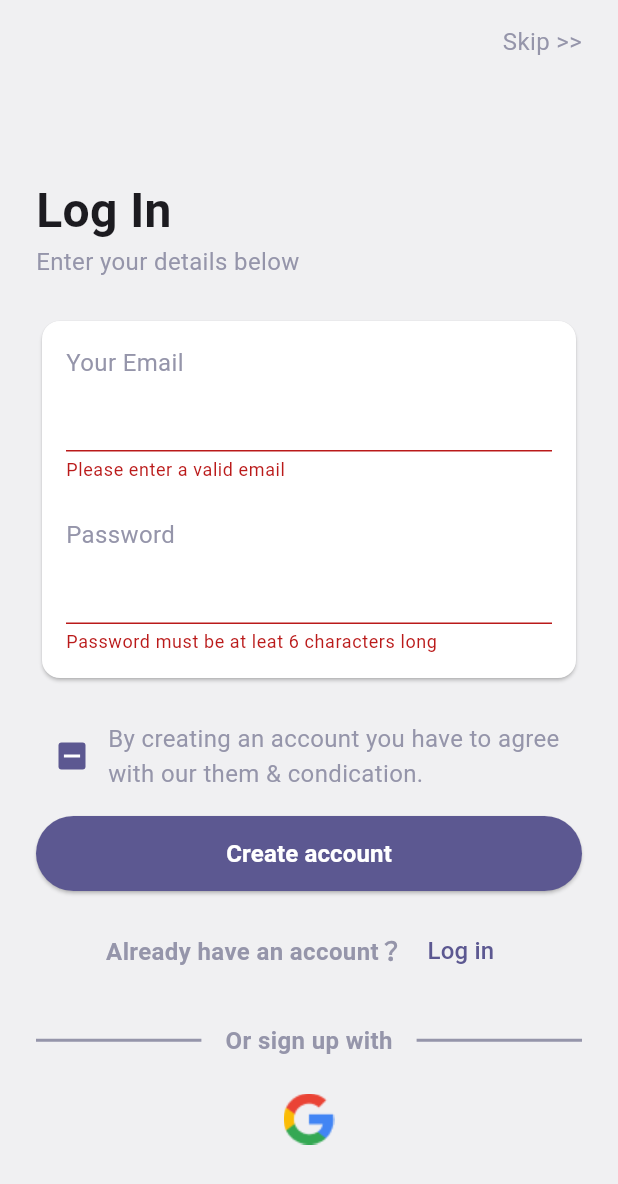
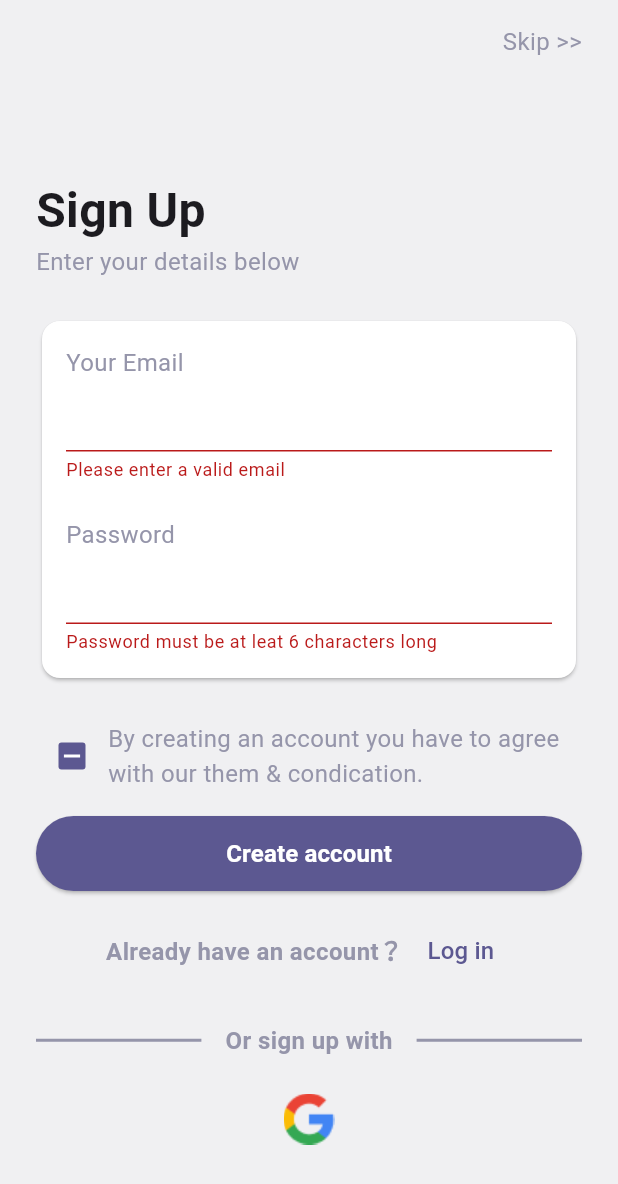
Before and after one commit to Alex-Yu21/flashcards_v2, a Flutter app: the screen it shows after launch, after a tap on "Log in", after a tap on "Sign Up", on a phone screen of 412 x 824 dp. Shown: the top 1184 px of the screen. Run offline on Flutter 3.47's test engine with Material 3 defaults, Android fonts, the phone set to English and light mode, and no system bars; our stand-ins replace firebase_auth, firebase_core; accounts and stored records are empty; generated files the repository leaves out were written again.

Commit message:
fix: dynamik main title

```diff
--- a/lib/auth/presentation/views/auth_view.dart
+++ b/lib/auth/presentation/views/auth_view.dart
@@ -79,8 +79,8 @@ class _AuthViewState extends State<AuthView> {
               child: Column(
                 crossAxisAlignment: CrossAxisAlignment.start,
                 children: [
-                  const Text(
-                    'Log In',
+                  Text(
+                    _isLogin ? 'Log In' : 'Sign Up',
                     style: TextStyle(fontSize: 32, fontWeight: FontWeight.bold),
                   ),
                   Text(
```
